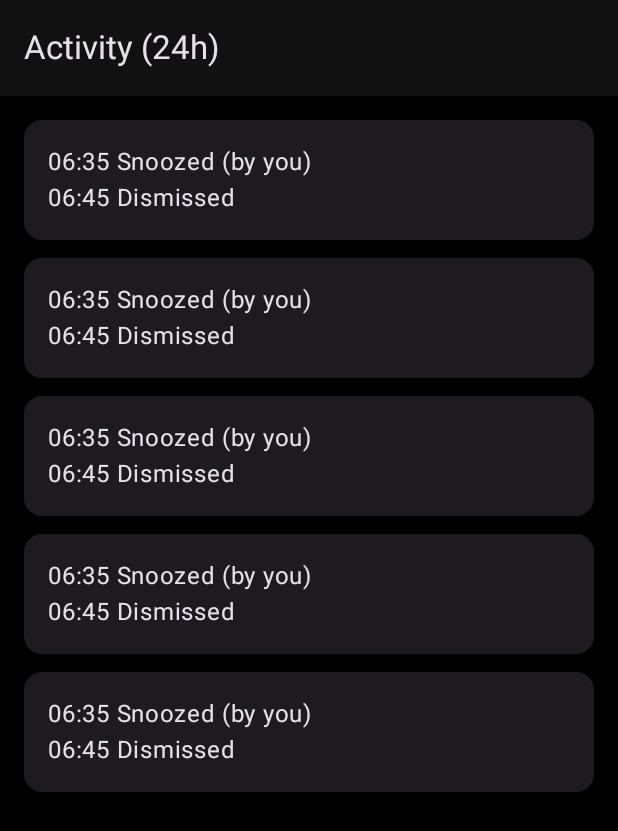
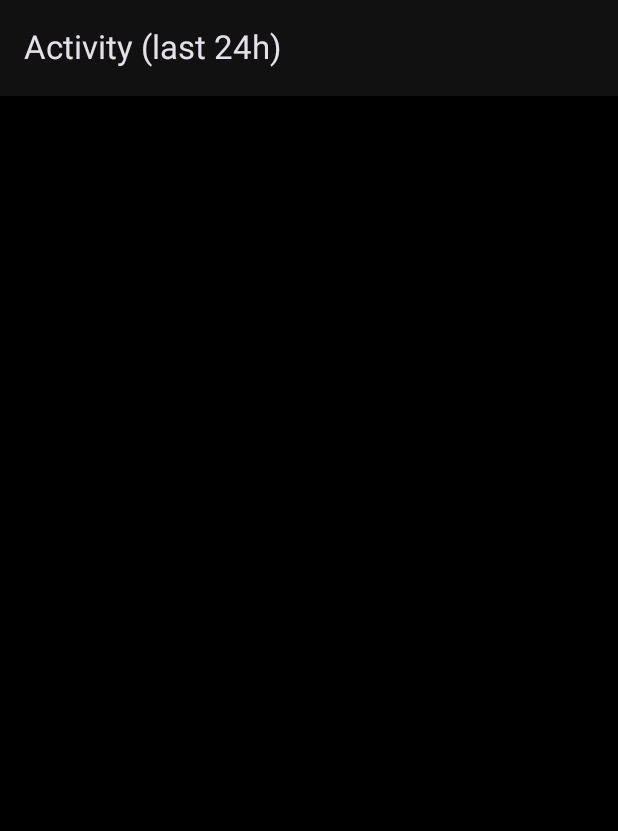
Before and after one commit to Greencz/new-alarm-clock, an Android app built with Jetpack Compose: the composable LogScreen shown on its own in the app's theme, on a phone screen of 412 x 824 dp. Shown: the top 831 px of the screen. Run offline under Robolectric (Android 15) with nearby library versions, the phone set to English and light mode, and no system bars; our stand-ins replace Firebase (no records; nobody signed in at launch, a user with empty details on screens opened directly); 1 statement that could not run was skipped.

Commit message:
second milestone

```diff
--- a/app/src/main/java/com/greenland/collabalarm/ui/screens/LogScreen.kt
+++ b/app/src/main/java/com/greenland/collabalarm/ui/screens/LogScreen.kt
@@ -1,25 +1,46 @@
-@file:OptIn(ExperimentalMaterial3Api::class)
+@file:OptIn(androidx.compose.material3.ExperimentalMaterial3Api::class)
 package com.greenland.collabalarm.ui.screens
+
 
 import androidx.compose.foundation.layout.*
 import androidx.compose.foundation.lazy.LazyColumn
+import androidx.compose.foundation.lazy.items
 import androidx.compose.material3.*
-import androidx.compose.runtime.Composable
+import androidx.compose.runtime.*
 import androidx.compose.ui.Modifier
 import androidx.compose.ui.unit.dp
 import androidx.navigation.NavController
-import androidx.compose.material3.ExperimentalMaterial3Api
-
+import com.google.firebase.Timestamp
+import com.greenland.collabalarm.data.Fire
+import com.greenland.collabalarm.data.LogsRepo
 
 @Composable
 fun LogScreen(nav: NavController) {
-    Scaffold(topBar = { TopAppBar(title = { Text("Activity (24h)") }) }) { pad ->
+    var roomId by remember { mutableStateOf<String?>(null) }
+    var items by remember { mutableStateOf<List<Map<String, Any?>>>(emptyList()) }
+
+    LaunchedEffect(Unit) {
+        val rid = Fire.ensureDefaultRoom()
+        roomId = rid
+        LogsRepo.recentEventsFlow(rid).collect { list ->
+            val cutoff = System.currentTimeMillis() - 24*60*60*1000
+            items = list.filter {
+                val ts = (it["ts"] as? Timestamp)?.toDate()?.time ?: 0L
+                ts >= cutoff
+            }
+        }
+    }
+
+    Scaffold(topBar = { TopAppBar(title = { Text("Activity (last 24h)") }) }) { pad ->
         LazyColumn(Modifier.padding(pad).padding(16.dp)) {
-            items(5) {
-                ElevatedCard(Modifier.fillParentMaxWidth().padding(bottom = 12.dp)) {
-                    Column(Modifier.padding(16.dp)) {
-                        Text("06:35 Snoozed (by you)")
-                        Text("06:45 Dismissed")
+            items(items) { m ->
+                ElevatedCard(Modifier.fillMaxWidth().padding(bottom = 8.dp)) {
+                    Column(Modifier.padding(12.dp)) {
+                        Text((m["type"] as? String) ?: "EVENT", style = MaterialTheme.typography.titleSmall)
+                        val payload = (m["payload"] as? Map<*, *>)?.entries?.joinToString { "${it.key}=${it.value}" } ?: ""
+                        Text(payload)
+                        val ts = (m["ts"] as? Timestamp)?.toDate()
+                        Text(ts?.toString() ?: "")
                     }
                 }
             }
```
Also changed, not shown: app/src/main/java/com/greenland/collabalarm/ui/alarm/AlarmFullscreenActivity.kt (+20 -2 lines), 3 other files.
